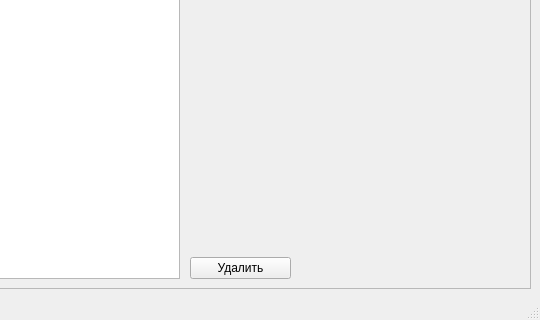
Aleee/FinanceCalender, file designer/ui/mainwindow.ui: the form before one commit; both pictures show x 771 to 1311 and y 430 to 750 of the 1311 by 750 pixel window.
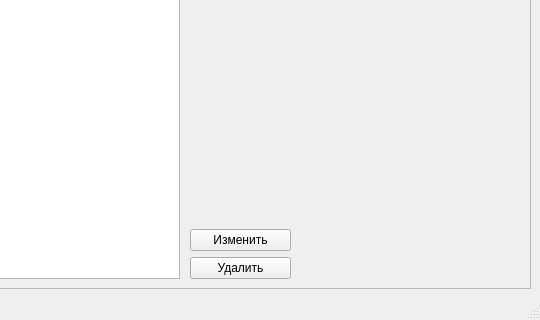
The form after the commit. Icons and pictures are not drawn. Custom widgets are drawn as their Qt base class.

Patch:
```diff
--- a/designer/ui/mainwindow.ui
+++ b/designer/ui/mainwindow.ui
@@ -524,6 +524,13 @@
               </property>
              </spacer>
             </item>
+            <item row="7" column="0" colspan="2">
+             <widget class="QPushButton" name="pb_editpayment">
+              <property name="text">
+               <string>Изменить</string>
+              </property>
+             </widget>
+            </item>
             <item row="8" column="0" colspan="2">
              <widget class="QPushButton" name="pb_deletepayment">
               <property name="text">
```
